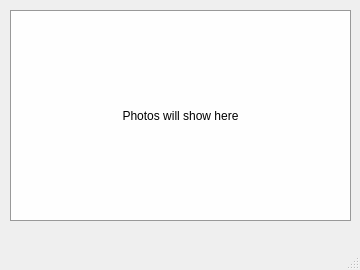
First picture: the form in QtLora/mainwindow.ui, repository deadcast2/HABIL, before the edit.
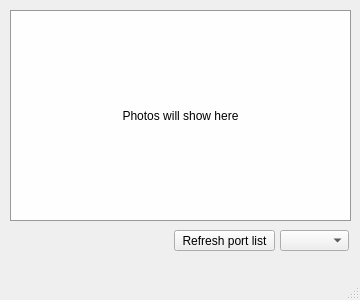
Second picture: the form after the edit.

Commit message: Added com port dropdown with refresh button

What changed in the file:
```diff
--- a/QtLora/mainwindow.ui
+++ b/QtLora/mainwindow.ui
@@ -7,13 +7,13 @@
     <x>0</x>
     <y>0</y>
     <width>360</width>
-    <height>270</height>
+    <height>300</height>
    </rect>
   </property>
   <property name="maximumSize">
    <size>
-    <width>400</width>
-    <height>270</height>
+    <width>360</width>
+    <height>300</height>
    </size>
   </property>
   <property name="windowTitle">
@@ -48,6 +48,29 @@
      <set>Qt::AlignCenter</set>
     </property>
    </widget>
+   <widget class="QComboBox" name="comboBox">
+    <property name="geometry">
+     <rect>
+      <x>280</x>
+      <y>230</y>
+      <width>69</width>
+      <height>21</height>
+     </rect>
+    </property>
+   </widget>
+   <widget class="QPushButton" name="pushButton">
+    <property name="geometry">
+     <rect>
+      <x>174</x>
+      <y>230</y>
+      <width>101</width>
+      <height>21</height>
+     </rect>
+    </property>
+    <property name="text">
+     <string>Refresh port list</string>
+    </property>
+   </widget>
   </widget>
   <widget class="QMenuBar" name="menuBar">
    <property name="geometry">
```
The commit also changes 2 other files.
